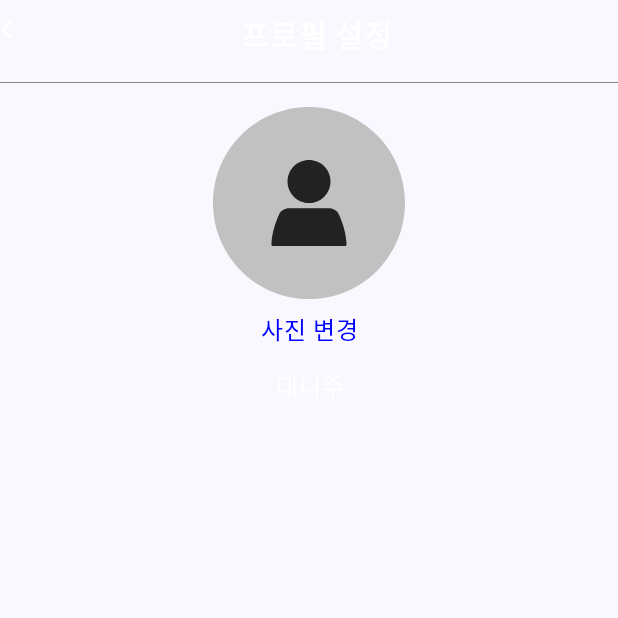
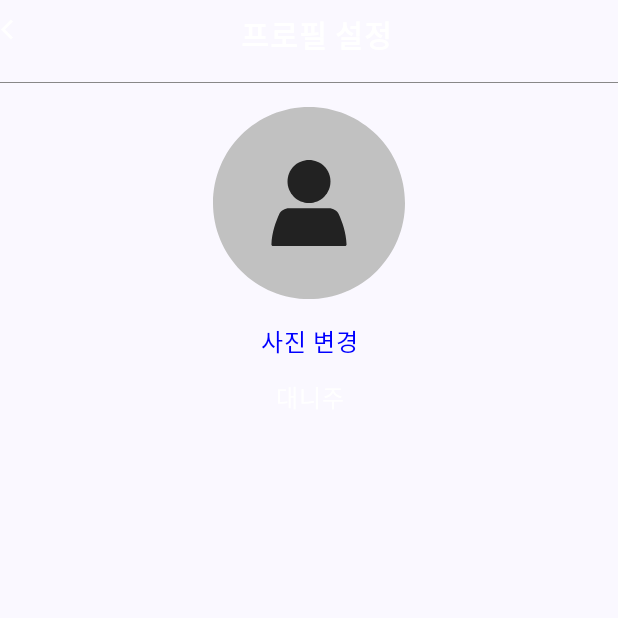
Before and after one commit to TeamZziririt/zziririt-AOS, an Android app built with Jetpack Compose: the composable ProfileSettingScreen shown on its own in the app's theme, on a phone screen of 412 x 824 dp, the top half of it. Run offline under Robolectric (Android 15) with nearby library versions, the phone set to English and light mode, and no system bars; Roboto replaces fonts that are not available here; 2 statements that could not run were skipped.

Commit message:
ZAOS-27 branch change

```diff
--- a/app/src/main/java/com/cysj/zziririt/presentation/board/WritePostScreen.kt
+++ b/app/src/main/java/com/cysj/zziririt/presentation/board/WritePostScreen.kt
@@ -37,7 +37,8 @@ fun WritePostScreen() {
         Column {
             Row(modifier = Modifier
                 .fillMaxWidth(),
-                horizontalArrangement = Arrangement.Start
+                horizontalArrangement = Arrangement.Start,
+                verticalAlignment = Alignment.CenterVertically
             ) {
                 Image(
                     painterResource(id = R.drawable.writepost_x),
@@ -48,7 +49,7 @@ fun WritePostScreen() {
                         .align(Alignment.CenterVertically),
                 )
 
-                Text(text = "글쓰기", color = Color.White, fontSize = 15.sp)
+                Text(text = "글쓰기", color = Color.White, fontSize = 24.sp,)
                 Row(
                     modifier = Modifier
                         .fillMaxWidth(),
--- a/app/src/main/java/com/cysj/zziririt/presentation/my_info/ProfileSetting.kt
+++ b/app/src/main/java/com/cysj/zziririt/presentation/my_info/ProfileSetting.kt
@@ -74,8 +74,11 @@ fun ProfileSettingScreen(navController : NavController) {
                 fontFamily = gmarketsans_light,
                 modifier = Modifier
                     .fillMaxWidth()
-                    .padding(top = 8.dp, bottom = 8.dp),
+                    .padding(top = 16.dp, bottom = 8.dp)
+                    .clickable { // 사진변경
+                         },
                 textAlign = TextAlign.Center
+
             )
         } // Column 1
 
```
